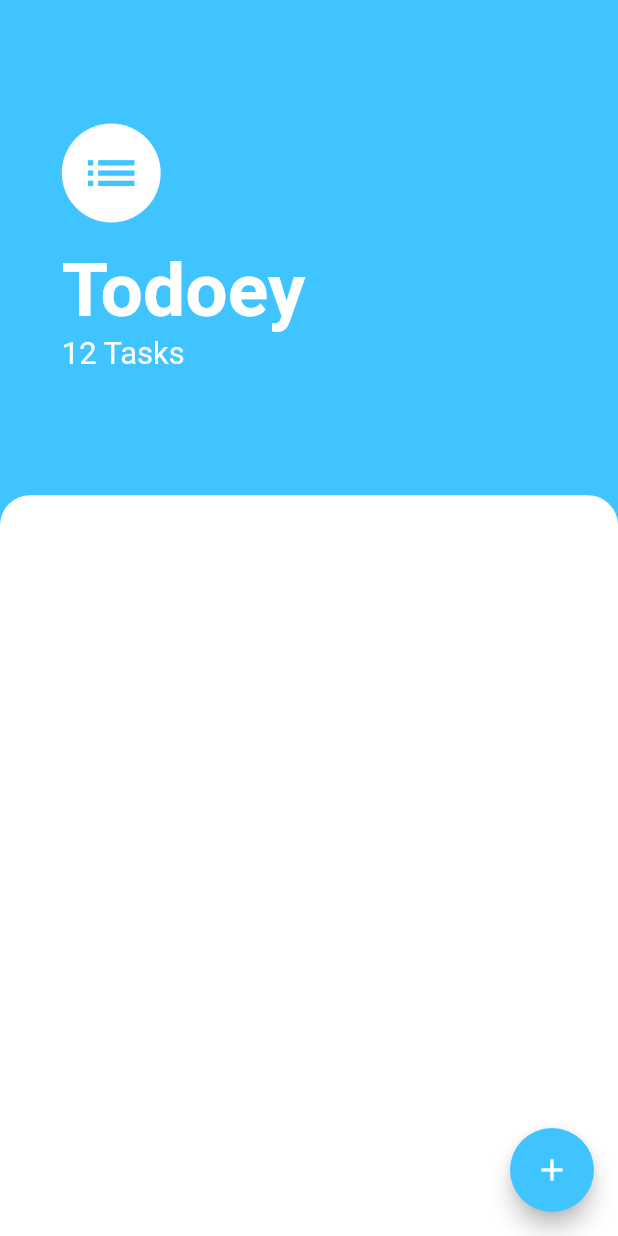
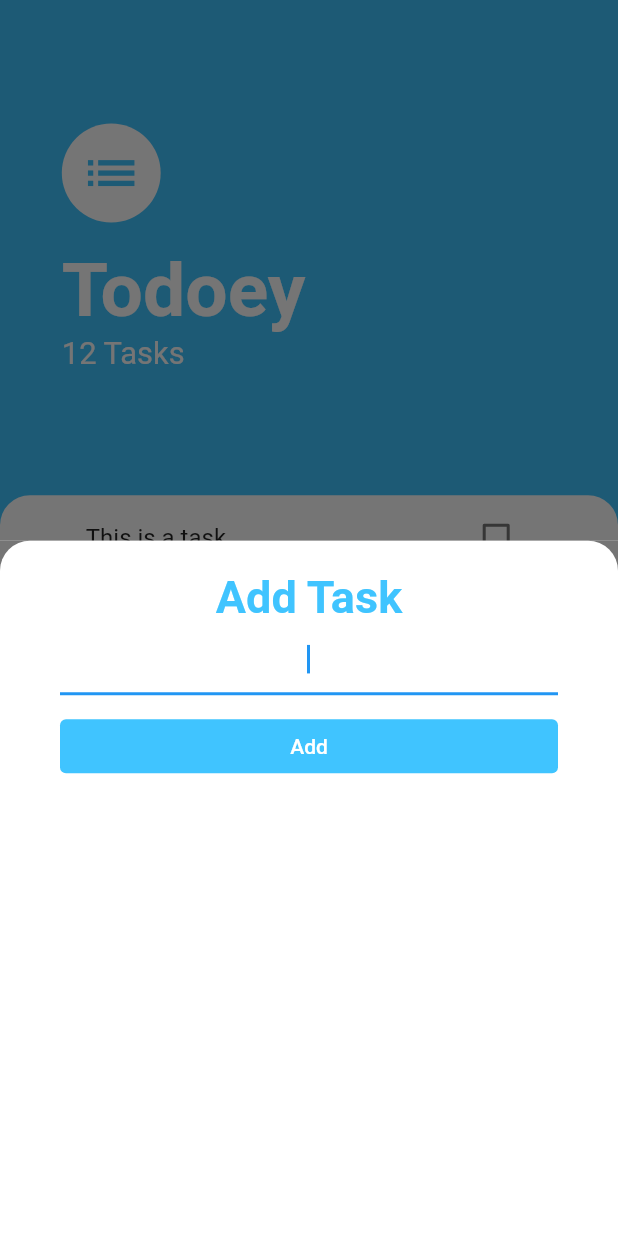
Before and after one commit to Dagmawi-Y/todoey, a Flutter app: the screen it shows after launch, after a tap on the "add" icon, on a phone screen of 412 x 824 dp. Run offline on Flutter 3.47's test engine with Material 2 defaults, Android fonts, the phone set to English and light mode, and no system bars.

Commit message:
bottom sheet widget implemeted for adding task

```diff
--- a/lib/main.dart
+++ b/lib/main.dart
@@ -10,7 +10,7 @@ class MyApp extends StatelessWidget {
 
   @override
   Widget build(BuildContext context) {
-    return const MaterialApp(
+    return MaterialApp(
       home: TasksScreen(),
     );
   }
--- /dev/null
+++ b/lib/screens/add_task_screen.dart
@@ -0,0 +1,59 @@
+import 'package:flutter/material.dart';
+
+class AddTaskScreen extends StatelessWidget {
+  const AddTaskScreen({super.key});
+
+  @override
+  Widget build(BuildContext context) {
+    return Container(
+      color: Color(0xff757575),
+      child: Container(
+        padding: EdgeInsets.symmetric(
+          horizontal: 40.0,
+          vertical: 20.0,
+        ),
+        decoration: BoxDecoration(
+          color: Colors.white,
+          borderRadius: BorderRadius.only(
+            topLeft: Radius.circular(20.0),
+            topRight: Radius.circular(20.0),
+          ),
+        ),
+        child: Column(
+          crossAxisAlignment: CrossAxisAlignment.stretch,
+          children: [
+            Text(
+              'Add Task',
+              textAlign: TextAlign.center,
+              style: TextStyle(
+                fontSize: 30.0,
+                color: Colors.lightBlueAccent,
+                fontWeight: FontWeight.w600,
+              ),
+            ),
+            TextField(
+              autofocus: true,
+              textAlign: TextAlign.center,
+            ),
+            SizedBox(
+              height: 10.0,
+            ),
+            TextButton(
+              child: Text(
+                'Add',
+              ),
+              style: ButtonStyle(
+                foregroundColor: MaterialStatePropertyAll(Colors.white),
+                backgroundColor:
+                    MaterialStatePropertyAll(Colors.lightBlueAccent),
+              ),
+              onPressed: () {
+                //  Add task to list
+              },
+            )
+          ],
+        ),
+      ),
+    );
+  }
+}
--- a/lib/screens/tasks_screen.dart
+++ b/lib/screens/tasks_screen.dart
@@ -1,8 +1,8 @@
 import 'package:flutter/material.dart';
+import 'package:todoey_flutter/widgets/tasks_list.dart';
+import 'package:todoey_flutter/screens/add_task_screen.dart';
 
 class TasksScreen extends StatelessWidget {
-  const TasksScreen({super.key});
-
   @override
   Widget build(BuildContext context) {
     Size size = MediaQuery.sizeOf(context);
@@ -13,7 +13,12 @@ class TasksScreen extends StatelessWidget {
         child: Icon(
           Icons.add,
         ),
-        onPressed: () {},
+        onPressed: () {
+          showModalBottomSheet(
+            context: context,
+            builder: (context) => AddTaskScreen(),
+          );
+        },
       ),
       body: Column(
         crossAxisAlignment: CrossAxisAlignment.start,
@@ -60,12 +65,16 @@ class TasksScreen extends StatelessWidget {
           ),
           Expanded(
             child: Container(
+              padding: EdgeInsets.symmetric(
+                horizontal: size.width * 0.1,
+              ),
               decoration: BoxDecoration(
                   color: Colors.white,
                   borderRadius: BorderRadius.only(
                     topRight: Radius.circular(20.0),
                     topLeft: Radius.circular(20.0),
                   )),
+              child: TasksList(),
             ),
           ),
         ],
--- /dev/null
+++ b/lib/widgets/task_tile.dart
@@ -0,0 +1,14 @@
+import 'package:flutter/material.dart';
+
+class TaskTile extends StatelessWidget {
+  @override
+  Widget build(BuildContext context) {
+    return ListTile(
+      title: Text('This is a task.'),
+      trailing: Checkbox(
+        value: false,
+        onChanged: (bool? value) {},
+      ),
+    );
+  }
+}
--- /dev/null
+++ b/lib/widgets/tasks_list.dart
@@ -0,0 +1,15 @@
+import 'package:flutter/material.dart';
+import 'package:todoey_flutter/widgets/task_tile.dart';
+
+class TasksList extends StatelessWidget {
+  @override
+  Widget build(BuildContext context) {
+    return ListView(
+      children: [
+        TaskTile(),
+        TaskTile(),
+        TaskTile(),
+      ],
+    );
+  }
+}
```
